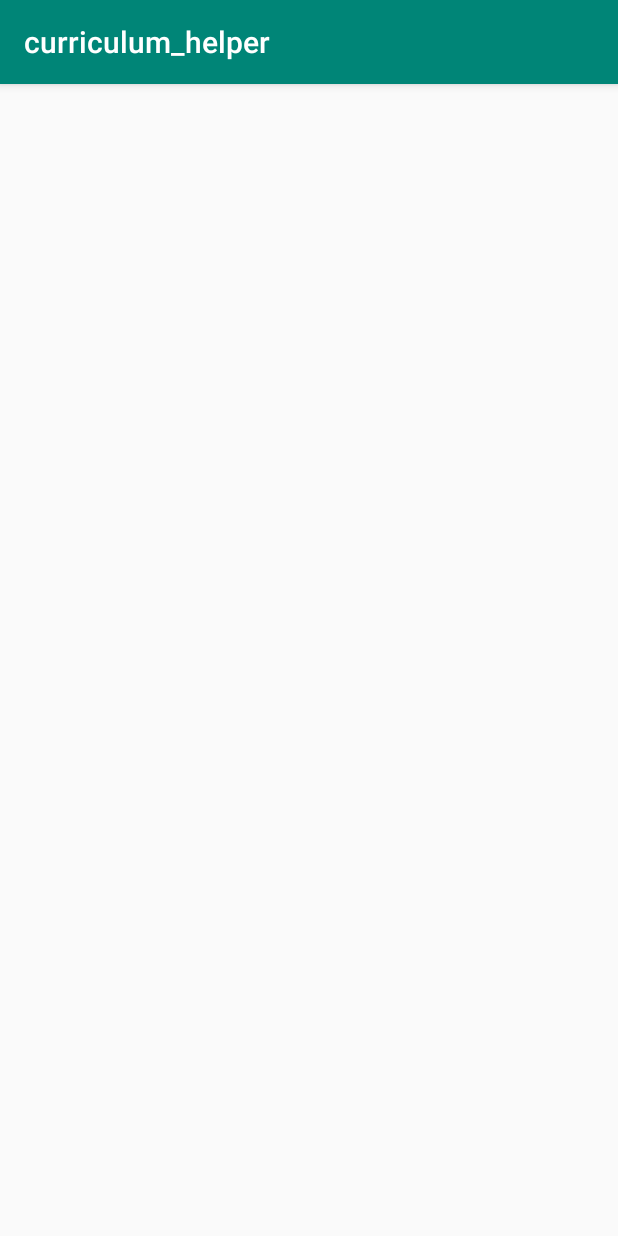
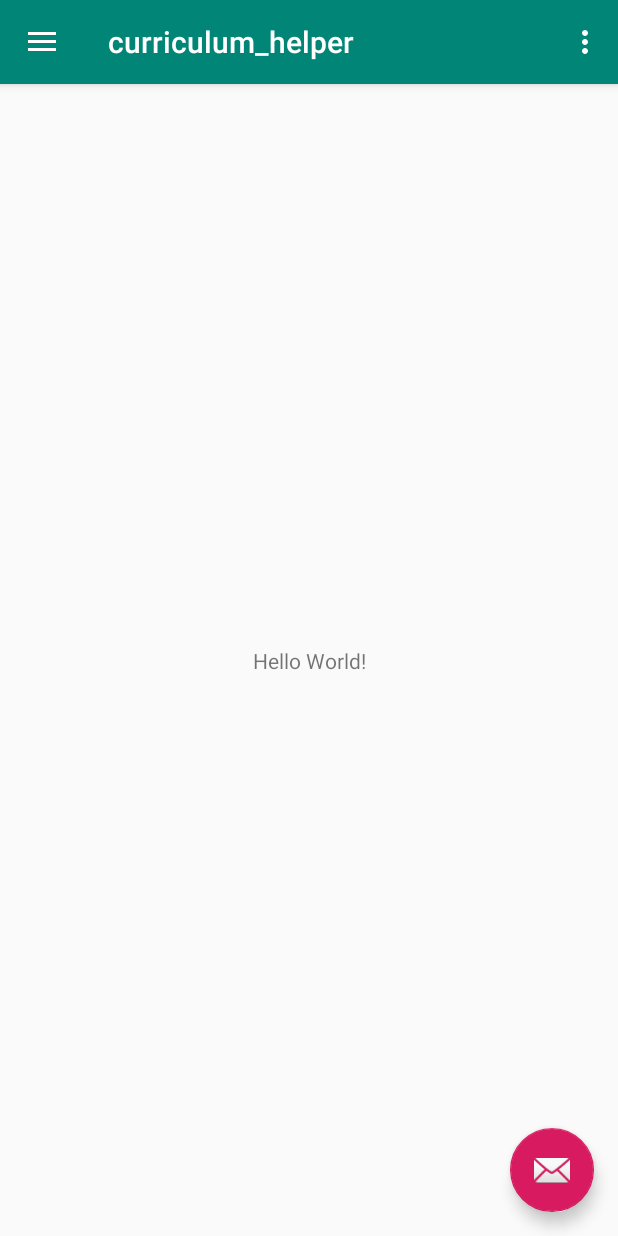
Before and after one commit to jacob-lcs/curriculum_helper, an Android app: the screen it shows after launch (MainActivity), on a phone screen of 412 x 824 dp. Run offline under Robolectric (Android 15) with nearby library versions, the phone set to English and light mode, and no system bars.

Commit message:
项目初始化

```diff
--- a/app/build.gradle
+++ b/app/build.gradle
@@ -21,6 +21,8 @@ android {
 dependencies {
     implementation fileTree(dir: 'libs', include: ['*.jar'])
     implementation 'com.android.support:appcompat-v7:28.0.0'
+    implementation 'com.android.support:support-v4:28.0.0'
+    implementation 'com.android.support:design:28.0.0'
     implementation 'com.android.support.constraint:constraint-layout:1.1.3'
     testImplementation 'junit:junit:4.12'
     androidTestImplementation 'com.android.support.test:runner:1.0.2'
--- a/app/src/main/AndroidManifest.xml
+++ b/app/src/main/AndroidManifest.xml
@@ -9,7 +9,10 @@
         android:roundIcon="@mipmap/ic_launcher_round"
         android:supportsRtl="true"
         android:theme="@style/AppTheme">
-        <activity android:name=".MainActivity">
+        <activity
+            android:name=".MainActivity"
+            android:label="@string/app_name"
+            android:theme="@style/AppTheme.NoActionBar">
             <intent-filter>
                 <action android:name="android.intent.action.MAIN" />
 
--- a/app/src/main/java/cn/lcscoder/curriculum_helper/MainActivity.java
+++ b/app/src/main/java/cn/lcscoder/curriculum_helper/MainActivity.java
@@ -1,13 +1,101 @@
 package cn.lcscoder.curriculum_helper;
 
+import android.os.Bundle;
+import android.support.design.widget.FloatingActionButton;
+import android.support.design.widget.Snackbar;
+import android.view.View;
+import android.support.design.widget.NavigationView;
+import android.support.v4.view.GravityCompat;
+import android.support.v4.widget.DrawerLayout;
+import android.support.v7.app.ActionBarDrawerToggle;
 import android.support.v7.app.AppCompatActivity;
-import android.os.Bundle;
+import android.support.v7.widget.Toolbar;
+import android.view.Menu;
+import android.view.MenuItem;
 
-public class MainActivity extends AppCompatActivity {
+public class MainActivity extends AppCompatActivity
+        implements NavigationView.OnNavigationItemSelectedListener {
 
     @Override
     protected void onCreate(Bundle savedInstanceState) {
         super.onCreate(savedInstanceState);
         setContentView(R.layout.activity_main);
+        Toolbar toolbar = (Toolbar) findViewById(R.id.toolbar);
+        setSupportActionBar(toolbar);
+
+        FloatingActionButton fab = (FloatingActionButton) findViewById(R.id.fab);
+        fab.setOnClickListener(new View.OnClickListener() {
+            @Override
+            public void onClick(View view) {
+                Snackbar.make(view, "Replace with your own action", Snackbar.LENGTH_LONG)
+                        .setAction("Action", null).show();
+            }
+        });
+
+        DrawerLayout drawer = (DrawerLayout) findViewById(R.id.drawer_layout);
+        ActionBarDrawerToggle toggle = new ActionBarDrawerToggle(
+                this, drawer, toolbar, R.string.navigation_drawer_open, R.string.navigation_drawer_close);
+        drawer.addDrawerListener(toggle);
+        toggle.syncState();
+
+        NavigationView navigationView = (NavigationView) findViewById(R.id.nav_view);
+        navigationView.setNavigationItemSelectedListener(this);
+    }
+
+    @Override
+    public void onBackPressed() {
+        DrawerLayout drawer = (DrawerLayout) findViewById(R.id.drawer_layout);
+        if (drawer.isDrawerOpen(GravityCompat.START)) {
+            drawer.closeDrawer(GravityCompat.START);
+        } else {
+            super.onBackPressed();
+        }
+    }
+
+    @Override
+    public boolean onCreateOptionsMenu(Menu menu) {
+        // Inflate the menu; this adds items to the action bar if it is present.
+        getMenuInflater().inflate(R.menu.main, menu);
+        return true;
+    }
+
+    @Override
+    public boolean onOptionsItemSelected(MenuItem item) {
+        // Handle action bar item clicks here. The action bar will
+        // automatically handle clicks on the Home/Up button, so long
+        // as you specify a parent activity in AndroidManifest.xml.
+        int id = item.getItemId();
+
+        //noinspection SimplifiableIfStatement
+        if (id == R.id.action_settings) {
+            return true;
+        }
+
+        return super.onOptionsItemSelected(item);
+    }
+
+    @SuppressWarnings("StatementWithEmptyBody")
+    @Override
+    public boolean onNavigationItemSelected(MenuItem item) {
+        // Handle navigation view item clicks here.
+        int id = item.getItemId();
+
+        if (id == R.id.nav_camera) {
+            // Handle the camera action
+        } else if (id == R.id.nav_gallery) {
+
+        } else if (id == R.id.nav_slideshow) {
+
+        } else if (id == R.id.nav_manage) {
+
+        } else if (id == R.id.nav_share) {
+
+        } else if (id == R.id.nav_send) {
+
+        }
+
+        DrawerLayout drawer = (DrawerLayout) findViewById(R.id.drawer_layout);
+        drawer.closeDrawer(GravityCompat.START);
+        return true;
     }
 }
--- /dev/null
+++ b/app/src/main/res/drawable/ic_menu_camera.xml
@@ -0,0 +1,12 @@
+<vector xmlns:android="http://schemas.android.com/apk/res/android"
+    android:width="24dp"
+    android:height="24dp"
+    android:viewportWidth="24.0"
+    android:viewportHeight="24.0">
+    <path
+        android:fillColor="#FF000000"
+        android:pathData="M12,12m-3.2,0a3.2,3.2 0,1 1,6.4 0a3.2,3.2 0,1 1,-6.4 0" />
+    <path
+        android:fillColor="#FF000000"
+        android:pathData="M9,2L7.17,4H4c-1.1,0 -2,0.9 -2,2v12c0,1.1 0.9,2 2,2h16c1.1,0 2,-0.9 2,-2V6c0,-1.1 -0.9,-2 -2,-2h-3.17L15,2H9zm3,15c-2.76,0 -5,-2.24 -5,-5s2.24,-5 5,-5 5,2.24 5,5 -2.24,5 -5,5z" />
+</vector>
--- /dev/null
+++ b/app/src/main/res/drawable/ic_menu_gallery.xml
@@ -0,0 +1,9 @@
+<vector xmlns:android="http://schemas.android.com/apk/res/android"
+    android:width="24dp"
+    android:height="24dp"
+    android:viewportWidth="24.0"
+    android:viewportHeight="24.0">
+    <path
+        android:fillColor="#FF000000"
+        android:pathData="M22,16V4c0,-1.1 -0.9,-2 -2,-2H8c-1.1,0 -2,0.9 -2,2v12c0,1.1 0.9,2 2,2h12c1.1,0 2,-0.9 2,-2zm-11,-4l2.03,2.71L16,11l4,5H8l3,-4zM2,6v14c0,1.1 0.9,2 2,2h14v-2H4V6H2z" />
+</vector>
--- /dev/null
+++ b/app/src/main/res/drawable/ic_menu_manage.xml
@@ -0,0 +1,9 @@
+<vector xmlns:android="http://schemas.android.com/apk/res/android"
+    android:width="24dp"
+    android:height="24dp"
+    android:viewportWidth="24.0"
+    android:viewportHeight="24.0">
+    <path
+        android:fillColor="#FF000000"
+        android:pathData="M22.7,19l-9.1,-9.1c0.9,-2.3 0.4,-5 -1.5,-6.9 -2,-2 -5,-2.4 -7.4,-1.3L9,6 6,9 1.6,4.7C0.4,7.1 0.9,10.1 2.9,12.1c1.9,1.9 4.6,2.4 6.9,1.5l9.1,9.1c0.4,0.4 1,0.4 1.4,0l2.3,-2.3c0.5,-0.4 0.5,-1.1 0.1,-1.4z" />
+</vector>
--- /dev/null
+++ b/app/src/main/res/drawable/ic_menu_send.xml
@@ -0,0 +1,9 @@
+<vector xmlns:android="http://schemas.android.com/apk/res/android"
+    android:width="24dp"
+    android:height="24dp"
+    android:viewportWidth="24.0"
+    android:viewportHeight="24.0">
+    <path
+        android:fillColor="#FF000000"
+        android:pathData="M2.01,21L23,12 2.01,3 2,10l15,2 -15,2z" />
+</vector>
--- /dev/null
+++ b/app/src/main/res/drawable/ic_menu_share.xml
@@ -0,0 +1,9 @@
+<vector xmlns:android="http://schemas.android.com/apk/res/android"
+    android:width="24dp"
+    android:height="24dp"
+    android:viewportWidth="24.0"
+    android:viewportHeight="24.0">
+    <path
+        android:fillColor="#FF000000"
+        android:pathData="M18,16.08c-0.76,0 -1.44,0.3 -1.96,0.77L8.91,12.7c0.05,-0.23 0.09,-0.46 0.09,-0.7s-0.04,-0.47 -0.09,-0.7l7.05,-4.11c0.54,0.5 1.25,0.81 2.04,0.81 1.66,0 3,-1.34 3,-3s-1.34,-3 -3,-3 -3,1.34 -3,3c0,0.24 0.04,0.47 0.09,0.7L8.04,9.81C7.5,9.31 6.79,9 6,9c-1.66,0 -3,1.34 -3,3s1.34,3 3,3c0.79,0 1.5,-0.31 2.04,-0.81l7.12,4.16c-0.05,0.21 -0.08,0.43 -0.08,0.65 0,1.61 1.31,2.92 2.92,2.92 1.61,0 2.92,-1.31 2.92,-2.92s-1.31,-2.92 -2.92,-2.92z" />
+</vector>
--- /dev/null
+++ b/app/src/main/res/drawable/ic_menu_slideshow.xml
@@ -0,0 +1,9 @@
+<vector xmlns:android="http://schemas.android.com/apk/res/android"
+    android:width="24dp"
+    android:height="24dp"
+    android:viewportWidth="24.0"
+    android:viewportHeight="24.0">
+    <path
+        android:fillColor="#FF000000"
+        android:pathData="M4,6H2v14c0,1.1 0.9,2 2,2h14v-2H4V6zm16,-4H8c-1.1,0 -2,0.9 -2,2v12c0,1.1 0.9,2 2,2h12c1.1,0 2,-0.9 2,-2V4c0,-1.1 -0.9,-2 -2,-2zm-8,12.5v-9l6,4.5 -6,4.5z" />
+</vector>
--- a/app/src/main/res/layout/activity_main.xml
+++ b/app/src/main/res/layout/activity_main.xml
@@ -1,9 +1,25 @@
 <?xml version="1.0" encoding="utf-8"?>
-<android.support.constraint.ConstraintLayout xmlns:android="http://schemas.android.com/apk/res/android"
+<android.support.v4.widget.DrawerLayout xmlns:android="http://schemas.android.com/apk/res/android"
     xmlns:app="http://schemas.android.com/apk/res-auto"
     xmlns:tools="http://schemas.android.com/tools"
+    android:id="@+id/drawer_layout"
     android:layout_width="match_parent"
     android:layout_height="match_parent"
-    tools:context=".MainActivity">
+    android:fitsSystemWindows="true"
+    tools:openDrawer="start">
 
-</android.support.constraint.ConstraintLayout>
+    <include
+        layout="@layout/app_bar_main"
+        android:layout_width="match_parent"
+        android:layout_height="match_parent" />
+
+    <android.support.design.widget.NavigationView
+        android:id="@+id/nav_view"
+        android:layout_width="wrap_content"
+        android:layout_height="match_parent"
+        android:layout_gravity="start"
+        android:fitsSystemWindows="true"
+        app:headerLayout="@layout/nav_header_main"
+        app:menu="@menu/activity_main_drawer" />
+
+</android.support.v4.widget.DrawerLayout>
--- /dev/null
+++ b/app/src/main/res/layout/app_bar_main.xml
@@ -0,0 +1,33 @@
+<?xml version="1.0" encoding="utf-8"?>
+<android.support.design.widget.CoordinatorLayout xmlns:android="http://schemas.android.com/apk/res/android"
+    xmlns:app="http://schemas.android.com/apk/res-auto"
+    xmlns:tools="http://schemas.android.com/tools"
+    android:layout_width="match_parent"
+    android:layout_height="match_parent"
+    tools:context=".MainActivity">
+
+    <android.support.design.widget.AppBarLayout
+        android:layout_width="match_parent"
+        android:layout_height="wrap_content"
+        android:theme="@style/AppTheme.AppBarOverlay">
+
+        <android.support.v7.widget.Toolbar
+            android:id="@+id/toolbar"
+            android:layout_width="match_parent"
+            android:layout_height="?attr/actionBarSize"
+            android:background="?attr/colorPrimary"
+            app:popupTheme="@style/AppTheme.PopupOverlay" />
+
+    </android.support.design.widget.AppBarLayout>
+
+    <include layout="@layout/content_main" />
+
+    <android.support.design.widget.FloatingActionButton
+        android:id="@+id/fab"
+        android:layout_width="wrap_content"
+        android:layout_height="wrap_content"
+        android:layout_gravity="bottom|end"
+        android:layout_margin="@dimen/fab_margin"
+        app:srcCompat="@android:drawable/ic_dialog_email" />
+
+</android.support.design.widget.CoordinatorLayout>
--- /dev/null
+++ b/app/src/main/res/layout/content_main.xml
@@ -0,0 +1,20 @@
+<?xml version="1.0" encoding="utf-8"?>
+<android.support.constraint.ConstraintLayout xmlns:android="http://schemas.android.com/apk/res/android"
+    xmlns:app="http://schemas.android.com/apk/res-auto"
+    xmlns:tools="http://schemas.android.com/tools"
+    android:layout_width="match_parent"
+    android:layout_height="match_parent"
+    app:layout_behavior="@string/appbar_scrolling_view_behavior"
+    tools:context=".MainActivity"
+    tools:showIn="@layout/app_bar_main">
+
+    <TextView
+        android:layout_width="wrap_content"
+        android:layout_height="wrap_content"
+        android:text="Hello World!"
+        app:layout_constraintBottom_toBottomOf="parent"
+        app:layout_constraintLeft_toLeftOf="parent"
+        app:layout_constraintRight_toRightOf="parent"
+        app:layout_constraintTop_toTopOf="parent" />
+
+</android.support.constraint.ConstraintLayout>
--- /dev/null
+++ b/app/src/main/res/menu/activity_main_drawer.xml
@@ -0,0 +1,38 @@
+<?xml version="1.0" encoding="utf-8"?>
+<menu xmlns:android="http://schemas.android.com/apk/res/android"
+    xmlns:tools="http://schemas.android.com/tools"
+    tools:showIn="navigation_view">
+
+    <group android:checkableBehavior="single">
+        <item
+            android:id="@+id/nav_camera"
+            android:icon="@drawable/ic_menu_camera"
+            android:title="Import" />
+        <item
+            android:id="@+id/nav_gallery"
+            android:icon="@drawable/ic_menu_gallery"
+            android:title="Gallery" />
+        <item
+            android:id="@+id/nav_slideshow"
+            android:icon="@drawable/ic_menu_slideshow"
+            android:title="Slideshow" />
+        <item
+            android:id="@+id/nav_manage"
+            android:icon="@drawable/ic_menu_manage"
+            android:title="Tools" />
+    </group>
+
+    <item android:title="Communicate">
+        <menu>
+            <item
+                android:id="@+id/nav_share"
+                android:icon="@drawable/ic_menu_share"
+                android:title="Share" />
+            <item
+                android:id="@+id/nav_send"
+                android:icon="@drawable/ic_menu_send"
+                android:title="Send" />
+        </menu>
+    </item>
+
+</menu>
--- /dev/null
+++ b/app/src/main/res/menu/main.xml
@@ -0,0 +1,9 @@
+<?xml version="1.0" encoding="utf-8"?>
+<menu xmlns:android="http://schemas.android.com/apk/res/android"
+    xmlns:app="http://schemas.android.com/apk/res-auto">
+    <item
+        android:id="@+id/action_settings"
+        android:orderInCategory="100"
+        android:title="@string/action_settings"
+        app:showAsAction="never" />
+</menu>
--- /dev/null
+++ b/app/src/main/res/values-v21/styles.xml
@@ -0,0 +1,8 @@
+<resources>
+
+    <style name="AppTheme.NoActionBar">
+        <item name="windowActionBar">false</item>
+        <item name="windowNoTitle">true</item>
+        <item name="android:statusBarColor">@android:color/transparent</item>
+    </style>
+</resources>
--- a/app/src/main/res/values/strings.xml
+++ b/app/src/main/res/values/strings.xml
@@ -1,3 +1,9 @@
 <resources>
     <string name="app_name">curriculum_helper</string>
+    <string name="navigation_drawer_open">Open navigation drawer</string>
+    <string name="navigation_drawer_close">Close navigation drawer</string>
+    <string name="nav_header_title">Android Studio</string>
+    <string name="nav_header_subtitle">android.studio@android.com</string>
+    <string name="nav_header_desc">Navigation header</string>
+    <string name="action_settings">Settings</string>
 </resources>
--- a/app/src/main/res/values/styles.xml
+++ b/app/src/main/res/values/styles.xml
@@ -8,4 +8,13 @@
         <item name="colorAccent">@color/colorAccent</item>
     </style>
 
+    <style name="AppTheme.NoActionBar">
+        <item name="windowActionBar">false</item>
+        <item name="windowNoTitle">true</item>
+    </style>
+
+    <style name="AppTheme.AppBarOverlay" parent="ThemeOverlay.AppCompat.Dark.ActionBar" />
+
+    <style name="AppTheme.PopupOverlay" parent="ThemeOverlay.AppCompat.Light" />
+
 </resources>
```
Also changed, not shown: app/src/main/res/drawable/side_nav_bar.xml (added, +9 -0 lines), app/src/main/res/layout/nav_header_main.xml (added, +36 -0 lines), app/src/main/res/values/dimens.xml (added, +8 -0 lines).
